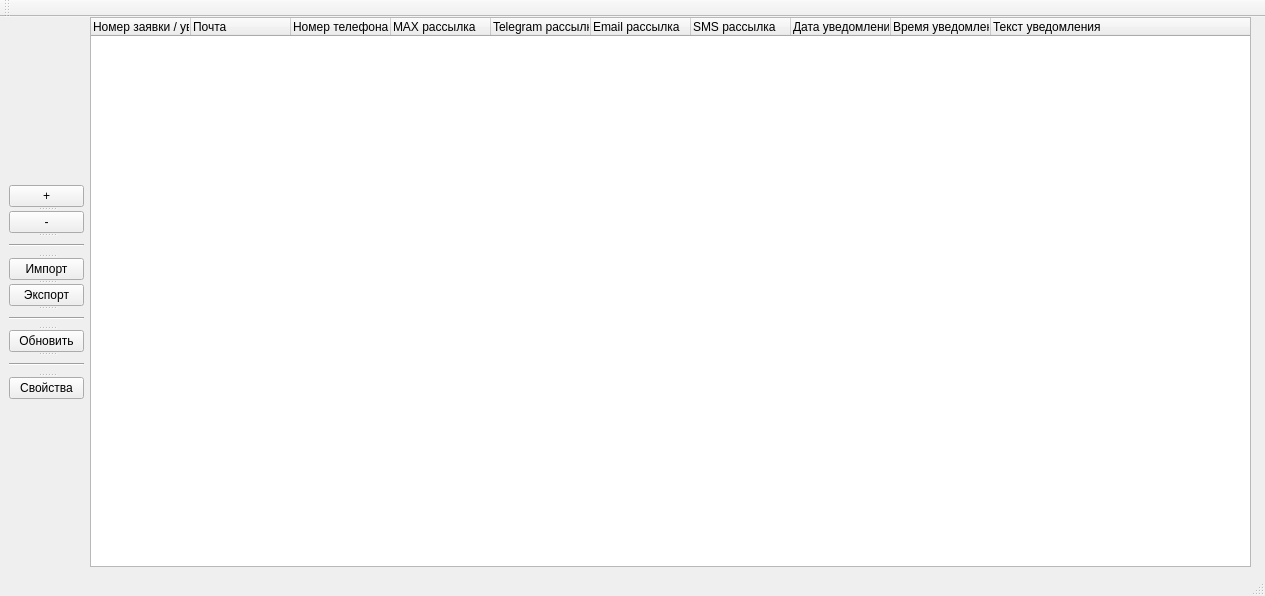
Qt form BirdHouse/BirdHouse.ui (AnatolySolovyev12/BirdHouse) before a commit.
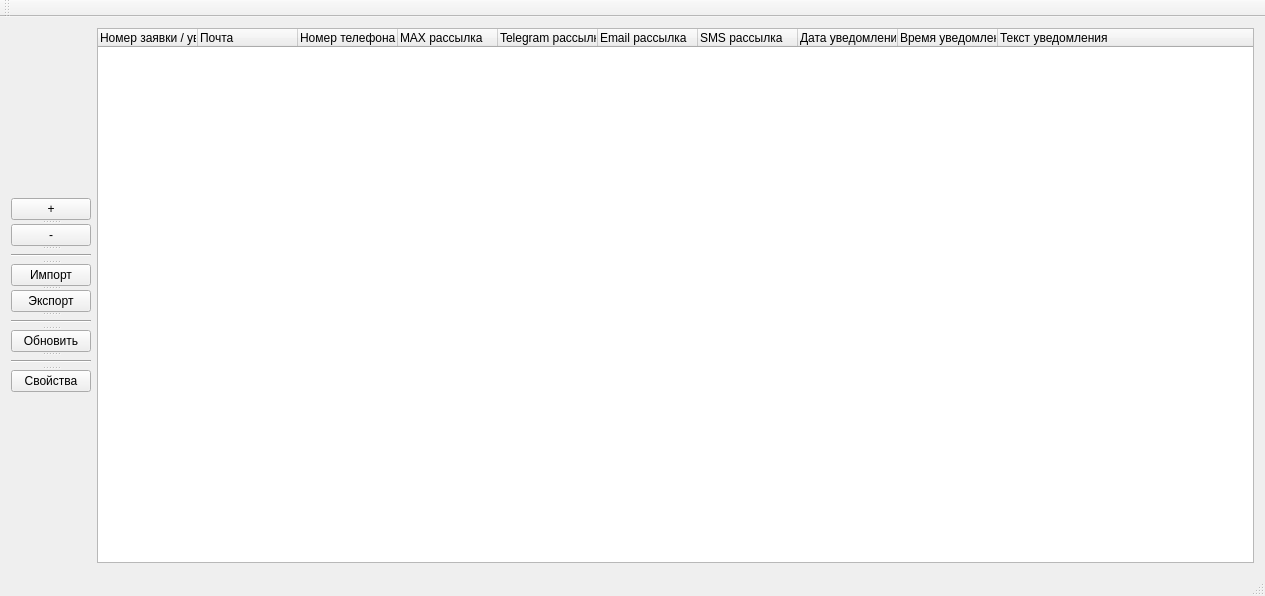
The same form after that commit.

Commit message: correct some moment

```diff
--- a/BirdHouse/BirdHouse.ui
+++ b/BirdHouse/BirdHouse.ui
@@ -14,15 +14,15 @@
    <string>BirdHouse</string>
   </property>
   <widget class="QWidget" name="centralWidget">
+   <property name="sizePolicy">
+    <sizepolicy hsizetype="Expanding" vsizetype="Expanding">
+     <horstretch>0</horstretch>
+     <verstretch>0</verstretch>
+    </sizepolicy>
+   </property>
+   <layout class="QGridLayout" name="gridLayout">
+    <item row="0" column="0">
    <widget class="QSplitter" name="splitter">
-    <property name="geometry">
-     <rect>
-      <x>9</x>
-      <y>168</y>
-      <width>75</width>
-      <height>214</height>
-     </rect>
-    </property>
     <property name="sizePolicy">
      <sizepolicy hsizetype="Fixed" vsizetype="Fixed">
       <horstretch>0</horstretch>
@@ -174,18 +174,12 @@
      </property>
     </widget>
    </widget>
+    </item>
+    <item row="0" column="1">
    <widget class="QTreeWidget" name="treeWidget">
     <property name="enabled">
      <bool>true</bool>
     </property>
-    <property name="geometry">
-     <rect>
-      <x>90</x>
-      <y>0</y>
-      <width>1161</width>
-      <height>550</height>
-     </rect>
-    </property>
     <property name="sizePolicy">
      <sizepolicy hsizetype="Expanding" vsizetype="Expanding">
       <horstretch>10</horstretch>
@@ -264,6 +258,8 @@
      </property>
     </column>
    </widget>
+    </item>
+   </layout>
   </widget>
   <widget class="QMenuBar" name="menuBar">
    <property name="geometry">
```
Lines whose indentation alone changed are shown as unchanged. The commit also changes 1 other file.
